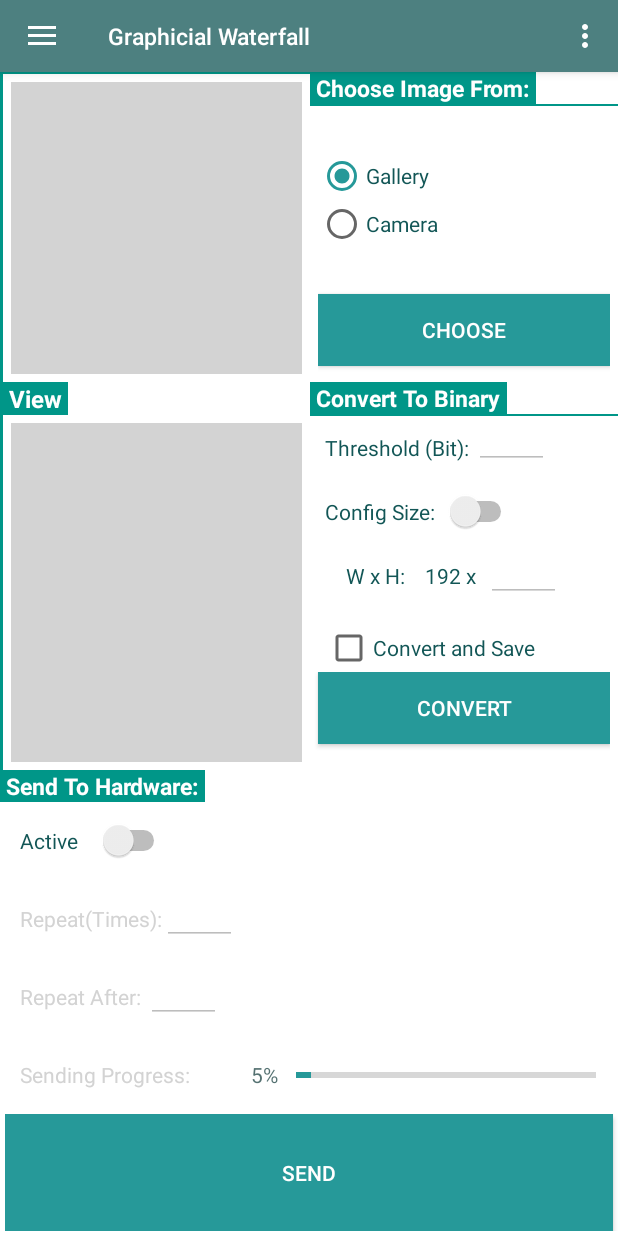
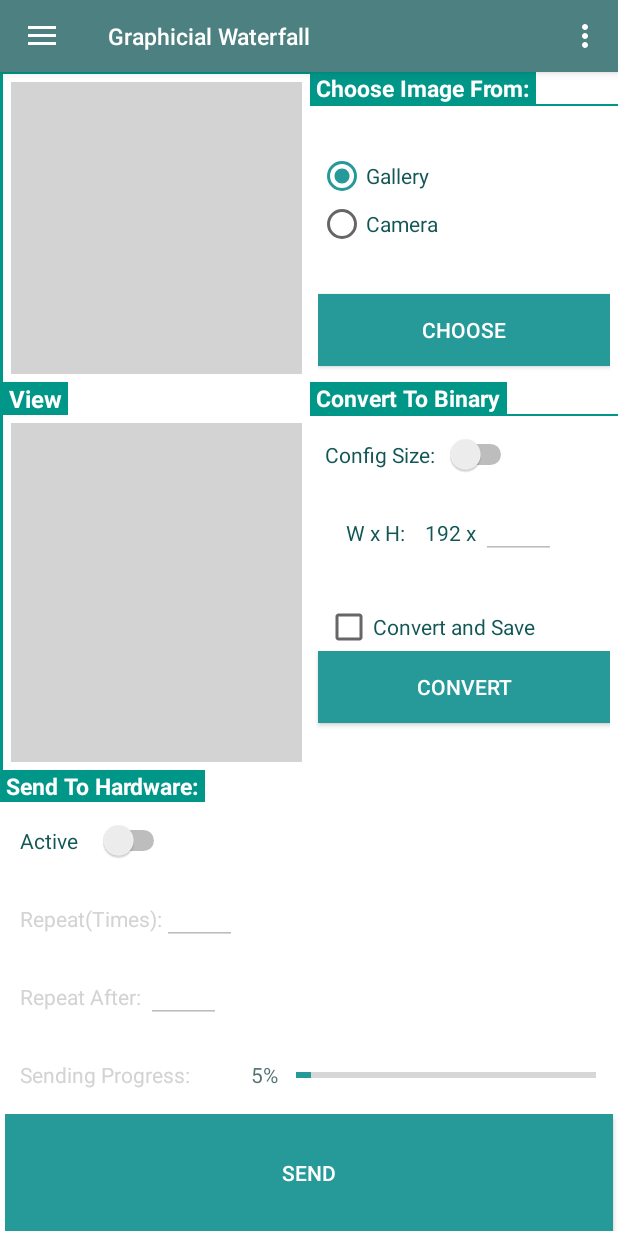
Before and after one commit to HuynhTanUIT/WaterfallAndroidProject, an Android app: the screen it shows after launch (MainActivity), on a phone screen of 412 x 824 dp. Run offline under Robolectric (Android 15) with nearby library versions, the phone set to English and light mode, and no system bars.

Commit message:
13:46 22/10/2016

```diff
--- a/app/src/main/AndroidManifest.xml
+++ b/app/src/main/AndroidManifest.xml
@@ -18,6 +18,11 @@
                 <action android:name="android.intent.action.MAIN" />
                 <category android:name="android.intent.category.LAUNCHER" />
             </intent-filter>
+            <intent-filter>
+                <action android:name="android.intent.action.SEND" />
+                <category android:name="android.intent.category.DEFAULT" />
+                <data android:mimeType="text/plain" />
+            </intent-filter>
         </activity>
 
     </application>
--- a/app/src/main/java/SettingsSQLite/SqliteHelper.java
+++ b/app/src/main/java/SettingsSQLite/SqliteHelper.java
@@ -10,6 +10,7 @@ import android.database.sqlite.SQLiteDatabase;
 import android.database.sqlite.SQLiteOpenHelper;
 import android.database.sqlite.SQLiteStatement;
 import android.util.Log;
+import android.widget.Switch;
 import android.widget.Toast;
 
 import com.example.tan_pc.navigationdraweractivity.MainActivity;
@@ -43,11 +44,15 @@ public class SqliteHelper extends SQLiteOpenHelper {
     public static final String HEIGHT_BIN192_="HeightBin";
     public static final String IMAGE_BIN192="ImageBin";
 
+    public static final String TABLE_VALVES = "ValvesTable";
+    public static final String ID_VALVES="idValves";
 
-//    public SqliteHelper(Context context) {
+
+    //    public SqliteHelper(Context context) {
 //        super(context, PROJECTDATABASE, null, 1);
 //        Log.e("DATABASE OPERATION","DATABASE CREATE /OPENED...");
 //    }
+
     public SqliteHelper (Context context,String name, SQLiteDatabase.CursorFactory factory,int version){
         super(context,name,factory,version);
         Log.e("DATABASE OPERATION","DATABASE CREATE /OPENED...");
@@ -62,6 +67,7 @@ public class SqliteHelper extends SQLiteOpenHelper {
         SQLiteDatabase database=getReadableDatabase();
         return database.rawQuery(sql,null);
     }
+
     //count Row
     public long CountImage192Valves() {
         SQLiteDatabase db = this.getReadableDatabase();
@@ -80,7 +86,10 @@ public class SqliteHelper extends SQLiteOpenHelper {
     public void DETELE__BINARY_192Valves(int id){
         SQLiteDatabase db=getWritableDatabase();
         db.execSQL("DELETE FROM "+TABLE_BINARY_192+" WHERE "+ID_BIN192+"=" +String.valueOf(id));
-        db.close();
+    }
+
+    public void CreateValvesTable(SQLiteDatabase db){
+
     }
     //insert Binary Image To Database
     public void INSERT_BINARY_192Valves(String name,int width,int height, byte[] image){
@@ -93,9 +102,6 @@ public class SqliteHelper extends SQLiteOpenHelper {
             statement.bindLong(3,height);
             statement.bindBlob(4,image);
             statement.executeInsert();
-            db.close();
-
-
     }
 
     public void CreateBinary_192Valves(SQLiteDatabase db){
@@ -149,7 +155,6 @@ public class SqliteHelper extends SQLiteOpenHelper {
             db.execSQL("DROP TABLE IF EXISTS "+TABLE_SETTINGS);
             db.execSQL("DROP TABLE IF EXISTS "+TABLE_BINARY_192);
             onCreate(db);
-
 
     }
 //    //thêm bản ghi
--- a/app/src/main/java/com/example/tan_pc/navigationdraweractivity/HomeFragment.java
+++ b/app/src/main/java/com/example/tan_pc/navigationdraweractivity/HomeFragment.java
@@ -25,6 +25,7 @@ import android.widget.CheckBox;
 import android.widget.EditText;
 import android.widget.GridView;
 import android.widget.ImageView;
+import android.widget.LinearLayout;
 import android.widget.ListAdapter;
 import android.widget.ProgressBar;
 import android.widget.RadioButton;
@@ -44,6 +45,9 @@ import adapter.GridAdapterHome;
 import adapter.ImageSingelHome;
 
 import static SettingsSQLite.SqliteHelper.TABLE_BINARY_192;
+import static SettingsSQLite.SqliteHelper.TABLE_SETTINGS;
+import static android.content.Intent.getIntent;
+import static android.content.Intent.getIntentOld;
 import static com.example.tan_pc.navigationdraweractivity.MainActivity.PROJECTDATABASE;
 
 import static android.app.Activity.RESULT_OK;
@@ -53,10 +57,13 @@ import static android.app.Activity.RESULT_OK;
  * A simple {@link Fragment} subclass.
  */
 public class HomeFragment extends Fragment {
+    //Give Action ApplyClick
+    private Button btnApply;
+    private CountDownTimer countDownTimer;
 
     TextView txtChooseImageFrom;
     TextView txtConvertHome;
-    TextView txtThrehold;
+    //TextView txtThreholdHome;
     TextView txtWxH;
     TextView txt192x;
 
@@ -77,7 +84,7 @@ public class HomeFragment extends Fragment {
     RadioButton radioGallery;
     RadioButton radioCamera;
 
-    EditText edtThreholdHome;
+    //EditText edtThreholdHome;
     EditText edtHeightHome;
     EditText edtRepeatTimeHome;
     EditText edtRepeatAfterHome;
@@ -89,12 +96,15 @@ public class HomeFragment extends Fragment {
 
     ProgressBar progressBarHome;
 
+    LinearLayout HomeLinearLayout;
+
+    //truong hop bam choose nhieu hon 1 lan
+    //boolean choose=true;
     //GridView gridviewHome;
 
     private Uri picUri;
     final int CROP_PIC = 2;
 
-    private CountDownTimer countDownTimer;
     ArrayList<ImageSingelHome> imageArray;
     ArrayAdapter<ImageSingelHome> adapter;
 
@@ -113,7 +123,10 @@ public class HomeFragment extends Fragment {
     private void InitializeComponent(View v) {
         try {
             ReflectAndListener(v);
+
+
             //txt192x.setOnFocusChangeListener(txtFocusChange);
+//            HomeLinearLayout.setOnFocusChangeListener(LinearFocusChange);
 
             btnChooseHome.setOnClickListener(btnClickListener);
             btnConvertHome.setOnClickListener(btnClickListener);
@@ -122,51 +135,74 @@ public class HomeFragment extends Fragment {
 
             radioGallery.setOnClickListener(btnClickListener);
             radioCamera.setOnClickListener(btnClickListener);
+            //LOad Values Threshold and WidthSize from database
+            StartTimer();
+
             //gridviewHome.setOnItemClickListener(onItemClickListener);
             //gridviewHome.setCon
             //LoadImageToGridView();
+            // Get intent, action and MIME type
+            v.setEnabled(false);
+
+
+//            if(bundle.getInt("resultApply")==1){
+//                LoadThresholdValves();
+//            }
+//
         } catch (Exception e) {
             ToastShow(e.getMessage().toString());
         }
     }
+
+
+    //Load Threshold and valve from database to TextView
+    private void LoadThresholdValves() {
+        try {
+            Cursor cursorCT = PROJECTDATABASE.GetData("SELECT * FROM " + TABLE_SETTINGS);
+            while (cursorCT.moveToNext()) {
+                txt192x.setText(NumberOfValves(cursorCT.getInt(1)) + " x ");
+                //edtThreholdHome.setText(String.valueOf(cursorCT.getInt(4)));
+            }
+        }catch (Exception e){
+
+        }
+    }
+
+
     private View.OnFocusChangeListener edtFocusChange = new View.OnFocusChangeListener() {
         @Override
         public void onFocusChange(View v, boolean hasFocus) {
 
 //            switch (v.getId()) {
 //                case R.id.edt2Rows:
-            try{
+            try {
                 if (!hasFocus) {
                     //Switch1check(switch1.isChecked());
                     getActivity().getWindow().setSoftInputMode(WindowManager.LayoutParams.SOFT_INPUT_ADJUST_PAN);
                     InputMethodManager inputManager = (InputMethodManager) getActivity().getSystemService(Context.INPUT_METHOD_SERVICE);
                     inputManager.hideSoftInputFromWindow(getActivity().getWindow().getDecorView().getApplicationWindowToken(), 0);
                 }
-            }catch (Exception e){
+            } catch (Exception e) {
                 ToastShow(e.getMessage().toString());
             }
 
         }
     };
-    private View.OnFocusChangeListener txtFocusChange = new View.OnFocusChangeListener() {
-        @Override
-        public void onFocusChange(View v, boolean hasFocus) {
-
-//            switch (v.getId()) {
-//                case R.id.edt2Rows:
-            try{
-                if (!hasFocus) {
-                    //Switch1check(switch1.isChecked());
-                    getActivity().getWindow().setSoftInputMode(WindowManager.LayoutParams.SOFT_INPUT_ADJUST_PAN);
-                    InputMethodManager inputManager = (InputMethodManager) getActivity().getSystemService(Context.INPUT_METHOD_SERVICE);
-                    inputManager.hideSoftInputFromWindow(getActivity().getWindow().getDecorView().getApplicationWindowToken(), 0);
-                }
-            }catch (Exception e){
-                ToastShow(e.getMessage().toString());
-            }
-
-        }
-    };
+//    private View.OnFocusChangeListener LinearFocusChange = new View.OnFocusChangeListener() {
+//        @Override
+//        public void onFocusChange(View v, boolean hasFocus) {
+////            switch (v.getId()) {
+////                case R.id.edt2Rows:
+//            try {
+//                if (!hasFocus) {
+//                    LoadThresholdValves();
+//                }
+//            } catch (Exception e) {
+//                ToastShow(e.getMessage().toString());
+//            }
+//
+//        }
+//    };
 
 
     public void LoadImageToGridView() {
@@ -206,6 +242,7 @@ public class HomeFragment extends Fragment {
 //                    break;
                 //BUTTON CLICK
                 case R.id.btnChooseHome:
+                    btnChooseHome.setEnabled(false);
                     ButtonChooseHomeClicked();
                     break;
                 case R.id.btnConvertHome:
@@ -223,13 +260,16 @@ public class HomeFragment extends Fragment {
             }
         }
     };
+
     private void ButtonChooseHomeClicked() {
-        if(radioCamera.isChecked()==true)
-        {
+        if (radioCamera.isChecked() == true) {
             CameraMethod();
-        }else if(radioGallery.isChecked()==true){
+            btnChooseHome.setEnabled(true);
+        } else if (radioGallery.isChecked() == true) {
             GalleryMethod();
+            //btnChooseHome.setEnabled(true);
         }
+        //
     }
 
     private void RadioGalleryClicked() {
@@ -285,17 +325,21 @@ public class HomeFragment extends Fragment {
 //    }
     public void GalleryMethod() {
         try {
-//            Intent gallery = new Intent(Intent.ACTION_PICK, android.provider.MediaStore.Images.Media.EXTERNAL_CONTENT_URI);
-//            gallery.setType("image/*");
-//            gallery.putExtra("crop", "true");
-//            //gallery.putExtra("scale", true);
-//            gallery.putExtra("return-data", true);
-//            startActivityForResult(gallery, 1111);
+            Intent gallery = new Intent(Intent.ACTION_PICK, android.provider.MediaStore.Images.Media.EXTERNAL_CONTENT_URI);
+            gallery.setType("image/*");
+            gallery.putExtra("crop", "true");
+            //gallery.putExtra("scale", true);
+            gallery.putExtra("return-data", true);
+            //startActivityForResult(gallery, 1111);
+            startActivityForResult(Intent.createChooser(gallery, "Select Image"), 1111);
 
-            Intent intent = new Intent();
-            intent.setType("image/*");
-            intent.setAction(Intent.ACTION_GET_CONTENT);
-            startActivityForResult(Intent.createChooser(intent, "Select Image"), 1111);
+//            Intent intent = new Intent();
+//            intent.setType("image/*");
+//            intent.putExtra("return-data", toString());
+////            intent.putExtra("scale", true);
+////            intent.putExtra("crop", "true");
+//            intent.setAction(Intent.ACTION_GET_CONTENT);
+//            startActivityForResult(Intent.createChooser(intent, "Select Image"), 1111);
             // Luu ANh dang URI*
 
         } catch (Exception e) {
@@ -354,11 +398,11 @@ public class HomeFragment extends Fragment {
         try {
             if (resultCode == RESULT_OK) {
                 if (requestCode == 1111) {
-//                    Bitmap photo = (Bitmap) data.getParcelableExtra("data");
-//                    imageViewColorImageHome.setImageBitmap(photo);
-                    picUri = data.getData();
-                    performCrop();
-                    // imageViewColorImageHome.setImageURI(data.getData()); //Luu anh dang URI
+                    Bitmap photo = (Bitmap) data.getParcelableExtra("data");
+                    imageViewColorImageHome.setImageBitmap(photo);
+//                    picUri = data.getData();
+//                    performCrop();
+                    //imageViewColorImageHome.setImageURI(data.getData()); //Luu anh dang URI
                 } else if (requestCode == 8888) {
 //                Bitmap photo = (Bitmap)data.getExtras().get("data");
 //            imageViewColorImageHome.setImageBitmap(photo);
@@ -370,9 +414,21 @@ public class HomeFragment extends Fragment {
                     // get the cropped bitmap
                     Bitmap thePic = extras.getParcelable("data");
                     imageViewColorImageHome.setImageBitmap(thePic);
+                } else {
+                    picUri = data.getData();
+                    performCrop();
+                    imageViewColorImageHome.setImageURI(data.getData()); //Luu anh dang URI
                 }
+            }
+            btnChooseHome.setEnabled(true);
+            try {
+                int iH = imageViewColorImageHome.getDrawable().getIntrinsicHeight();
+                int ih = imageViewColorImageHome.getMeasuredHeight();//height of imageView
+                ToastShow(String.valueOf(iH) +" "+ String.valueOf(ih));
+            } catch (Exception e) {
 
             }
+
 
         } catch (Exception e) {
             ToastShow(e.getMessage().toString());
@@ -381,8 +437,10 @@ public class HomeFragment extends Fragment {
 
     private void ReflectAndListener(View v) {
         try {
+            HomeLinearLayout = (LinearLayout) v.findViewById(R.id.HomeLinearLayout);
+
             txtChooseImageFrom = (TextView) v.findViewById(R.id.txtChooseImageFrom);
-            txtThrehold = (TextView) v.findViewById(R.id.txtThrehold);
+            //txtThreholdHome = (TextView) v.findViewById(R.id.txtThreholdHome);
             txtWxH = (TextView) v.findViewById(R.id.txtWxH);
             txt192x = (TextView) v.findViewById(R.id.txt192x);
             txtView = (TextView) v.findViewById(R.id.txtView);
@@ -403,7 +461,7 @@ public class HomeFragment extends Fragment {
             radioGallery = (RadioButton) v.findViewById(R.id.radioGallery);
             radioCamera = (RadioButton) v.findViewById(R.id.radioCamera);
 
-            edtThreholdHome = (EditText) v.findViewById(R.id.edtThreholdHome);
+            //edtThreholdHome = (EditText) v.findViewById(R.id.edtThreholdHome);
             edtHeightHome = (EditText) v.findViewById(R.id.edtHeightHome);
             edtRepeatTimeHome = (EditText) v.findViewById(R.id.edtRepeatTimeHome);
             edtRepeatAfterHome = (EditText) v.findViewById(R.id.edtRepeatAfterHome);
@@ -424,6 +482,24 @@ public class HomeFragment extends Fragment {
             ToastShow(e.getMessage().toString());
         }
 
+    }
+
+    //Load Database After
+    private void StartTimer() {
+        countDownTimer = new CountDownTimer(1000, 100) {
+            @Override
+            public void onTick(long l) {
+                LoadThresholdValves();
+            }
+
+            @Override
+            public void onFinish() {
+                countDownTimer.cancel();
+                countDownTimer = null;
+                StartTimer();
+            }
+        };
+        countDownTimer.start();
     }
 
     //khi xoay man hinh thi khong bi giu nguyen layout
@@ -468,6 +544,37 @@ public class HomeFragment extends Fragment {
         Toast.makeText(getContext(), s, Toast.LENGTH_SHORT).show();
     }
 
+    public String NumberOfValves(int id) {
+        String s = "";
+        switch (id) {
+            case 0:
+                s = "192";
+                break;
+            case 1:
+                s = "160";
+                break;
+            case 2:
+                s = "128";
+                break;
+            case 3:
+                s = "96";
+                break;
+            case 4:
+                s = "64";
+                break;
+            case 5:
+                s = "32";
+                break;
+            case 6:
+                s = "16";
+                break;
+            case 7:
+                s = "8";
+                break;
+
+        }
+        return s;
+    }
 //    private void start() {
 //        cancel();
 //        countDownTimer = new CountDownTimer(92000 * 1000, 3000) {
--- a/app/src/main/java/com/example/tan_pc/navigationdraweractivity/MainActivity.java
+++ b/app/src/main/java/com/example/tan_pc/navigationdraweractivity/MainActivity.java
@@ -1,6 +1,7 @@
 package com.example.tan_pc.navigationdraweractivity;
 
 import android.content.Context;
+import android.content.Intent;
 import android.os.Bundle;
 import android.support.design.widget.NavigationView;
 import android.support.v4.app.FragmentManager;
@@ -153,6 +154,7 @@ public class MainActivity extends AppCompatActivity
 
     private void InitializeComponent() {
         try {
+
             getWindow().setSoftInputMode(WindowManager.LayoutParams.SOFT_INPUT_STATE_HIDDEN);
             setContentView(R.layout.activity_main);
 
@@ -173,8 +175,7 @@ public class MainActivity extends AppCompatActivity
 
         }
     }
-
-    //settings...
+     //settings...
     @Override
     public boolean onOptionsItemSelected(MenuItem item) {
         // Handle action bar item clicks here. The action bar will
--- a/app/src/main/java/com/example/tan_pc/navigationdraweractivity/SettingsFragment.java
+++ b/app/src/main/java/com/example/tan_pc/navigationdraweractivity/SettingsFragment.java
@@ -61,6 +61,7 @@ import static SettingsSQLite.SqliteHelper.KEY_THEMES;
 import static SettingsSQLite.SqliteHelper.KEY_THREHOLD;
 import static SettingsSQLite.SqliteHelper.KEY_VALVES;
 import static SettingsSQLite.SqliteHelper.TABLE_SETTINGS;
+import static android.R.attr.value;
 import static com.example.tan_pc.navigationdraweractivity.MainActivity.PROJECTDATABASE;
 
 
@@ -70,7 +71,7 @@ import static com.example.tan_pc.navigationdraweractivity.MainActivity.PROJECTDA
 public class SettingsFragment extends Fragment {
 
     final String TABLE_NAME = "tblUser";
-
+final static  int bundleApply=1;
 
     SpinnerAdapter customSpinnerAdapter;
     ViewGroup container1;
@@ -432,13 +433,22 @@ public class SettingsFragment extends Fragment {
 
                 Switch1check(false);
                 switch1.setChecked(false);
+
                 ToastShow("Your Settings Have Been Saved!");
+
+//                Fragment fragment = new Fragment();
+//                Bundle bundle = new Bundle();
+//                bundle.putInt("resultApply", bundleApply);
+//                fragment.setArguments(bundle);
+
+//                startActivity(Intent.createChooser(sendIntent, getResources().getText(R.string.send_to)));
             } catch (Exception e) {
                 ToastShow("Failed When Saving To Database Error:\r\n"+e.getMessage().toString());
             }
         } else {
         }
     }
+
 
     public boolean checkEditTextNotnull() {
         boolean edttrue = true;
--- a/app/src/main/res/layout-land/fragment_home.xml
+++ b/app/src/main/res/layout-land/fragment_home.xml
@@ -196,7 +196,7 @@
                     android:layout_weight="1">
 
                     <TextView
-                        android:id="@+id/txtThrehold"
+                        android:id="@+id/txtThreholdHome"
                         android:layout_width="wrap_content"
                         android:layout_height="wrap_content"
                         android:layout_gravity="center"
@@ -205,10 +205,11 @@
                         android:textColor="@color/colorPrimary" />
 
                     <EditText
+                        android:id="@+id/edtThreholdHome"
                         android:layout_width="50dp"
                         android:layout_height="wrap_content"
                         android:layout_centerVertical="true"
-                        android:layout_toRightOf="@+id/edtThreholdHome"
+                        android:layout_toRightOf="@+id/txtThreholdHome"
                         android:ems="10"
                         android:enabled="false"
                         android:inputType="number"
--- a/app/src/main/res/layout/fragment_home.xml
+++ b/app/src/main/res/layout/fragment_home.xml
@@ -199,33 +199,6 @@
                 android:layout_weight="1"
                 android:orientation="vertical"
                 android:paddingRight="5dp">
-
-                <LinearLayout
-                    android:layout_width="match_parent"
-                    android:layout_height="0dp"
-                    android:layout_weight="1">
-
-                    <TextView
-                        android:id="@+id/txtThrehold"
-                        android:layout_width="wrap_content"
-                        android:layout_height="wrap_content"
-                        android:layout_gravity="center"
-                        android:layout_marginLeft="10dp"
-                        android:text="Threshold (Bit): "
-                        android:textColor="@color/colorPrimary" />
-
-                    <EditText
-                        android:layout_width="50dp"
-                        android:layout_height="wrap_content"
-                        android:layout_centerVertical="true"
-                        android:layout_toRightOf="@+id/edtThreholdHome"
-                        android:ems="10"
-                        android:enabled="false"
-                        android:inputType="number"
-                        android:maxLength="3"
-                        android:padding="5dp" />
-
-                </LinearLayout>
 
                 <LinearLayout
                     android:layout_width="match_parent"
```
Also changed, not shown: 1 other file.
